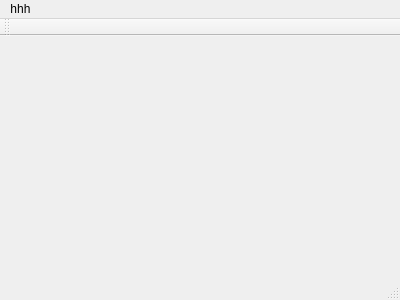
Before: the Qt Designer form mainwindow.ui in Andoku/AviaEditor, drawn with Qt 5.
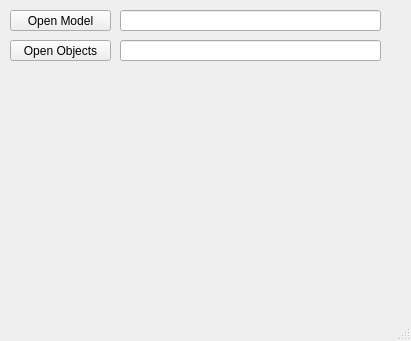
After: the same form once the commit is applied.

Commit message: Добавил диалог для открытия файлов

The edit to the form file:
```diff
--- a/mainwindow.ui
+++ b/mainwindow.ui
@@ -6,21 +6,66 @@
    <rect>
     <x>0</x>
     <y>0</y>
-    <width>400</width>
-    <height>300</height>
+    <width>411</width>
+    <height>341</height>
    </rect>
   </property>
   <property name="windowTitle">
    <string>AviaEditor</string>
   </property>
-  <widget class="QWidget" name="centralWidget"/>
-  <widget class="QToolBar" name="mainToolBar">
-   <attribute name="toolBarArea">
-    <enum>TopToolBarArea</enum>
-   </attribute>
-   <attribute name="toolBarBreak">
-    <bool>false</bool>
-   </attribute>
+  <widget class="QWidget" name="centralWidget">
+   <widget class="QToolButton" name="openModelButton">
+    <property name="geometry">
+     <rect>
+      <x>10</x>
+      <y>10</y>
+      <width>101</width>
+      <height>21</height>
+     </rect>
+    </property>
+    <property name="text">
+     <string>Open Model</string>
+    </property>
+   </widget>
+   <widget class="QToolButton" name="openObjectsButton">
+    <property name="geometry">
+     <rect>
+      <x>10</x>
+      <y>40</y>
+      <width>101</width>
+      <height>21</height>
+     </rect>
+    </property>
+    <property name="text">
+     <string>Open Objects</string>
+    </property>
+   </widget>
+   <widget class="QLineEdit" name="modelFile">
+    <property name="geometry">
+     <rect>
+      <x>120</x>
+      <y>10</y>
+      <width>261</width>
+      <height>21</height>
+     </rect>
+    </property>
+    <property name="readOnly">
+     <bool>true</bool>
+    </property>
+   </widget>
+   <widget class="QLineEdit" name="objectsFile">
+    <property name="geometry">
+     <rect>
+      <x>120</x>
+      <y>40</y>
+      <width>261</width>
+      <height>21</height>
+     </rect>
+    </property>
+    <property name="readOnly">
+     <bool>true</bool>
+    </property>
+   </widget>
   </widget>
   <widget class="QStatusBar" name="statusBar"/>
   <widget class="QMenuBar" name="menuBar">
@@ -28,16 +73,10 @@
     <rect>
      <x>0</x>
      <y>0</y>
-     <width>400</width>
+     <width>411</width>
      <height>22</height>
     </rect>
    </property>
-   <widget class="QMenu" name="menuhhh">
-    <property name="title">
-     <string>hhh</string>
-    </property>
-   </widget>
-   <addaction name="menuhhh"/>
   </widget>
  </widget>
  <layoutdefault spacing="6" margin="11"/>
```
Left out of the diff: 10 changed lines with no effect on the pictures. The commit also changes 2 other files.
